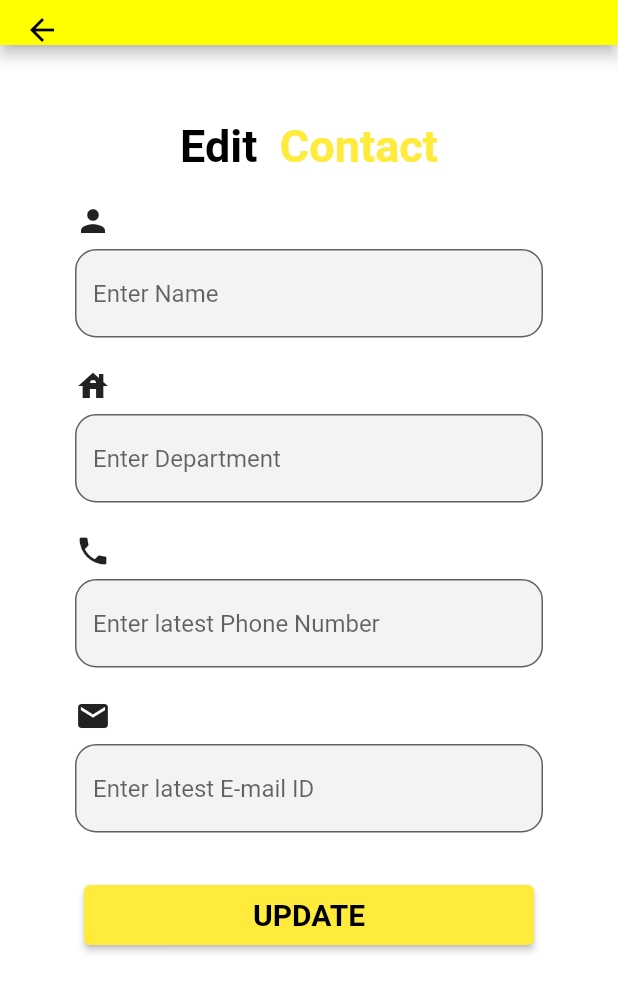
After one commit to DSC-PEC-Puducherry/DSC-PYP, a Flutter app: the screen it shows after launch, in the side drawer, after a tap on "EDIT", on a phone screen of 412 x 824 dp. The commit adds this screen. Shown: the top 992 px of the screen. Run offline on Flutter 3.47's test engine with Material 2 defaults, Android fonts, the phone set to English and light mode, and no system bars; our stand-ins replace fluttertoast, font_awesome_flutter, share; missing offline and left inert: clipboard, flutter_phone_direct_caller.

Commit message:
Edit, Create and Feedback Pages Added

```diff
--- a/lib/screen/About_us/About_body.dart
+++ b/lib/screen/About_us/About_body.dart
@@ -115,8 +115,8 @@ class Body1 extends StatelessWidget {
                 dept: 'Frontend Developer',
                 img: 'harish.jpg',
                 mailLink: 'singhharish734@pec.edu',
-                linkedInLink: 'linkedIn.com/in/singh-harish',
-                instaLink: 'instagram.com/singh_harish_ig',
+                linkedInLink: 'https://linkedIn.com/in/singh-harish',
+                instaLink: 'https://instagram.com/singh_harish_ig',
                 fbLink: 'null',
                 gitLink: 'null',
               ),
--- /dev/null
+++ b/lib/screen/Misc/edit.dart
@@ -0,0 +1,175 @@
+import 'dart:ui';
+import 'package:flutter/material.dart';
+
+
+class Edit extends StatefulWidget {
+  @override
+  _State createState() => new _State();
+}
+
+class _State extends State<Edit> {
+
+  @override
+  Widget build(BuildContext context) {
+    return new Scaffold(
+
+      appBar: new AppBar(
+        toolbarHeight: 30,
+        backgroundColor: Colors.yellowAccent,
+      ),
+
+      body:SingleChildScrollView(
+        child:  new Container(
+        padding: new EdgeInsets.all(50.0),
+        child: new Center(
+          child: new Column(
+            children: <Widget> [
+
+              Row(
+                mainAxisAlignment: MainAxisAlignment.center,
+                children: <Widget>[
+                  Text(
+                    "Edit ",
+                    style: TextStyle(
+                      fontSize: 30,
+                      fontWeight: FontWeight.bold,
+                      color: Colors.black,
+                    ),
+                  ),
+                  Text(
+                    " Contact",
+                    style: TextStyle(
+                      fontSize: 30,
+                      fontWeight: FontWeight.bold,
+                      color: Colors.yellow,                    ),
+                  ),
+                ],
+              ),
+
+              SizedBox(height: 10),
+
+                new Container(
+                  margin: EdgeInsets.symmetric(vertical: 10),
+                  child: Column(
+
+                    crossAxisAlignment: CrossAxisAlignment.start,
+                    children: <Widget>[
+
+                      Icon( Icons.person ),
+
+                      SizedBox( height: 7 ),
+
+                      TextField(
+                        decoration: new InputDecoration(
+                            hintText: "Enter Name",
+                            border: new OutlineInputBorder(
+                              borderRadius: BorderRadius.circular(14),
+                              borderSide: BorderSide(),
+                            ),
+                            fillColor: Color(0xfff3f3f4),
+                            filled: true))
+                    ],
+                 ),
+                ),
+
+
+                new Container(
+                  margin: EdgeInsets.symmetric(vertical: 10),
+                  child: Column(
+
+                    crossAxisAlignment: CrossAxisAlignment.start,
+                    children: <Widget>[
+
+                      Icon( Icons.house ),
+
+                      SizedBox( height: 7 ),
+
+                      TextField(
+                        decoration: new InputDecoration(
+                            hintText: "Enter Department",
+                            border: new OutlineInputBorder(
+                              borderRadius: BorderRadius.circular(14),
+                              borderSide: BorderSide(),
+                            ),
+                            fillColor: Color(0xfff3f3f4),
+                            filled: true))
+                    ],
+                 ),
+                ),
+
+                new Container(
+                  margin: EdgeInsets.symmetric(vertical: 10),
+                  child: Column(
+
+                    crossAxisAlignment: CrossAxisAlignment.start,
+                    children: <Widget>[
+
+                      Icon( Icons.phone ),
+
+                      SizedBox( height: 7 ),
+
+                      TextField(
+                        decoration: new InputDecoration(
+                            hintText: "Enter latest Phone Number",
+                            border: new OutlineInputBorder(
+                              borderRadius: BorderRadius.circular(14),
+                              borderSide: BorderSide(),
+                            ),
+                            fillColor: Color(0xfff3f3f4),
+                            filled: true))
+                    ],
+                 ),
+                ),
+
+                new Container(
+                  margin: EdgeInsets.symmetric(vertical: 10),
+                  child: Column(
+
+                    crossAxisAlignment: CrossAxisAlignment.start,
+                    children: <Widget>[
+
+                      Icon( Icons.mail ),
+
+                      SizedBox( height: 7 ),
+
+                      TextField(
+                        decoration: new InputDecoration(
+                            hintText: "Enter latest E-mail ID",
+                            border: new OutlineInputBorder(
+                              borderRadius: BorderRadius.circular(14),
+                              borderSide: BorderSide(),
+                            ),
+                            fillColor: Color(0xfff3f3f4),
+                            filled: true))
+                    ],
+                 ),
+                ),
+
+              SizedBox(height: 25),
+              new SizedBox(
+              height: 40,
+              width: 300,
+
+              child: ElevatedButton(
+                onPressed: () {},
+                child: new Text("UPDATE",
+                style: TextStyle(
+                  fontSize: 20,
+                  fontWeight: FontWeight.bold,
+                  color: Colors.black,
+                ),
+                ),
+                style: ElevatedButton.styleFrom(
+                  primary: Colors.yellow,
+                ),
+                ),
+              ),
+
+            ],
+          ),
+        ),
+      ),
+      ),
+    );
+  }
+}
```
Also changed, not shown: lib/screen/Misc/add.dart (added, +175 -0 lines), lib/screen/Misc/feedback.dart (added, +153 -0 lines), lib/screen/Widget/endDrawer.dart (+18 -3 lines).
